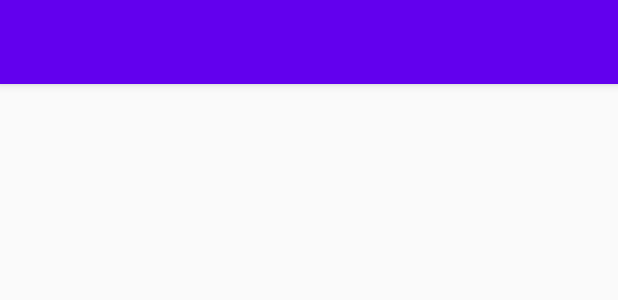
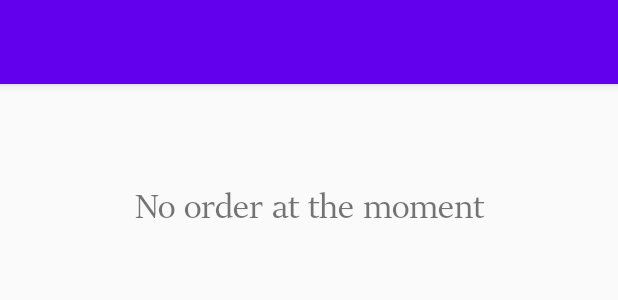
Before and after one commit to ngdthanh2000/smart_food_court_system, an Android app: the layout activity_managing.xml on its own in the app's theme, with its tools: preview values and no code run, on a phone screen of 412 x 824 dp. Shown: the top 300 px of the screen. Run offline under Robolectric (Android 15) with nearby library versions, the phone set to English and light mode, and no system bars.

Commit message:
Some changes in UI
Show text to inform user that there's no order currently
Now there's only "Log out" option in sidebar menu as there's no other feature currently

```diff
--- a/OrderManagementApplication/app/src/main/AndroidManifest.xml
+++ b/OrderManagementApplication/app/src/main/AndroidManifest.xml
@@ -9,8 +9,9 @@
         android:roundIcon="@mipmap/ic_launcher_round"
         android:supportsRtl="true"
         android:theme="@style/AppTheme">
-        <activity android:name=".LoginActivity"
-            android:screenOrientation="portrait"></activity>
+        <activity
+            android:name=".LoginActivity"
+            android:screenOrientation="portrait" />
         <activity
             android:name=".ManagingActivity"
             android:screenOrientation="portrait" />
--- a/OrderManagementApplication/app/src/main/java/com/ngsown/ordermanagementapplication/Food.kt
+++ b/OrderManagementApplication/app/src/main/java/com/ngsown/ordermanagementapplication/Food.kt
@@ -1,4 +1,4 @@
 package com.ngsown.ordermanagementapplication
 
 data class Food(var name: String = "", var quantity: String = "", var vendor: String = "",
-                var price: String = "", var id: String = "", var discount: String = "")
+                var price: String = "", var id: String = "", var discount: String = "", var status: String = "")
--- a/OrderManagementApplication/app/src/main/java/com/ngsown/ordermanagementapplication/LoginActivity.kt
+++ b/OrderManagementApplication/app/src/main/java/com/ngsown/ordermanagementapplication/LoginActivity.kt
@@ -58,7 +58,6 @@ class LoginActivity : AppCompatActivity() {
         username.setText("")
         password.setText("")*/
         Toast.makeText(this, "Login successfully", Toast.LENGTH_SHORT).show()
-
         loadOrderActivity()
     }
     private fun loginFail(){
@@ -68,7 +67,7 @@ class LoginActivity : AppCompatActivity() {
         //Log.d("authorizing",input.username + " " + input.password)
         var firebaseDB: DatabaseReference = Firebase.database.reference
         var vendorsDB = firebaseDB.child("Vendors").ref
-        vendorsDB.addValueEventListener( object : ValueEventListener {
+        vendorsDB.addListenerForSingleValueEvent( object : ValueEventListener {
             override fun onCancelled(error: DatabaseError) {
                 TODO("Not yet implemented")
             }
--- a/OrderManagementApplication/app/src/main/res/layout/activity_managing.xml
+++ b/OrderManagementApplication/app/src/main/res/layout/activity_managing.xml
@@ -7,11 +7,12 @@
     android:layout_height="match_parent"
     android:fitsSystemWindows="true"
     android:orientation="vertical"
+    android:visibility="visible"
     tools:context=".ManagingActivity"
     tools:openDrawer="start">
 
 
-    <LinearLayout
+    <RelativeLayout
         android:layout_width="match_parent"
         android:layout_height="match_parent"
         android:orientation="vertical">
@@ -19,18 +20,41 @@
         <androidx.appcompat.widget.Toolbar
             android:id="@+id/toolbar"
             android:layout_width="match_parent"
-            android:layout_height="?attr/actionBarSize"
+            android:layout_height="wrap_content"
             android:background="?attr/colorPrimary"
+            android:elevation="4dp"
             android:minHeight="?attr/actionBarSize"
-            android:theme="?attr/actionBarTheme"
-            android:elevation="4dp"/>
+            android:theme="?attr/actionBarTheme" />
+
         <androidx.recyclerview.widget.RecyclerView
 
             android:id="@+id/lsRequest"
             android:layout_width="match_parent"
             android:layout_height="match_parent"
-            android:scrollbars="vertical" />
-    </LinearLayout>
+            android:layout_marginTop="56dp"
+            android:scrollbars="vertical"
+            app:layout_constraintTop_toTopOf="parent"
+            tools:layout_editor_absoluteX="0dp">
+
+        </androidx.recyclerview.widget.RecyclerView>
+
+        <TextView
+            android:id="@+id/empty_view"
+            android:layout_width="match_parent"
+            android:layout_height="78dp"
+            android:layout_marginStart="10dp"
+            android:layout_marginTop="120dp"
+            android:layout_marginEnd="10dp"
+            android:layout_marginBottom="120dp"
+            android:fontFamily="@font/sitka_banner"
+            android:text="@string/no_order_at_the_moment"
+            android:textAlignment="center"
+            android:textSize="25sp"
+            tools:text="No order at the moment" />
+
+
+    </RelativeLayout>
+
     <com.google.android.material.navigation.NavigationView
         android:id="@+id/nav_view"
         android:layout_width="match_parent"
--- a/OrderManagementApplication/app/src/main/res/layout/header.xml
+++ b/OrderManagementApplication/app/src/main/res/layout/header.xml
@@ -14,7 +14,7 @@
         android:layout_margin="20dp"
         android:layout_marginLeft="50dp"
         android:fontFamily="@font/sitka_banner"
-        android:text="Menu"
+        android:text="@string/menu"
         android:textColor="#FFFFFF"
         android:textSize="50sp" />
 
--- a/OrderManagementApplication/app/src/main/res/menu/main_menu.xml
+++ b/OrderManagementApplication/app/src/main/res/menu/main_menu.xml
@@ -1,10 +1,6 @@
 <?xml version="1.0" encoding="utf-8"?>
 <menu xmlns:android="http://schemas.android.com/apk/res/android">
     <group android:checkableBehavior="single">
-            <item
-                android:id="@+id/nav_canceled"
-                android:icon="@drawable/ic_logout"
-                android:title="Canceled Orders" />
             <item
                 android:id="@+id/nav_logout"
                 android:icon="@drawable/ic_logout"
--- a/OrderManagementApplication/app/src/main/res/values/strings.xml
+++ b/OrderManagementApplication/app/src/main/res/values/strings.xml
@@ -2,4 +2,10 @@
     <string name="app_name">Order Management Application</string>
     <string name="nav_open_drawer">Open</string>
     <string name="nav_close_drawer">Close</string>
+    <string name="no_order_at_the_moment">No order at the moment</string>
+    <string name="remember_me">Remember me</string>
+    <string name="login">Login</string>
+    <string name="login_with_admin">Login with admin account</string>
+    <string name="welcome">Welcome</string>
+    <string name="menu">Menu</string>
 </resources>
```
Also changed, not shown: OrderManagementApplication/app/src/main/java/com/ngsown/ordermanagementapplication/ManagingActivity.kt (+15 -14 lines), OrderManagementApplication/app/src/main/java/com/ngsown/ordermanagementapplication/RecyclerAdapter.kt (+30 -5 lines), OrderManagementApplication/app/src/main/res/layout/activity_login.xml (+4 -4 lines).
